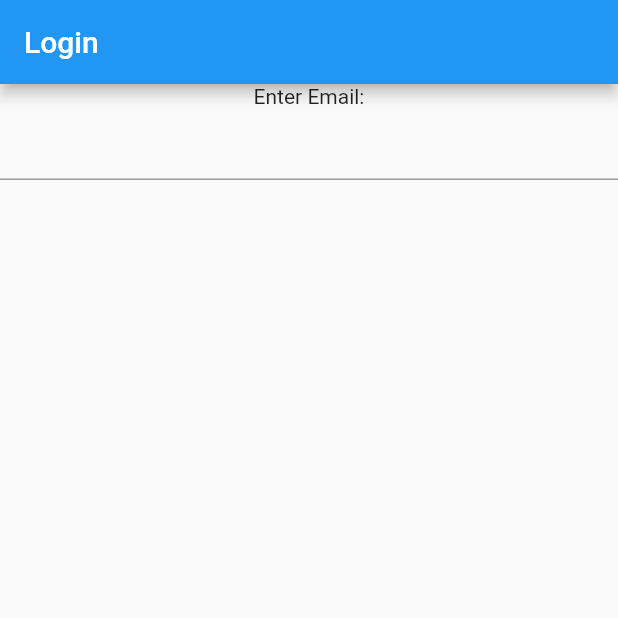
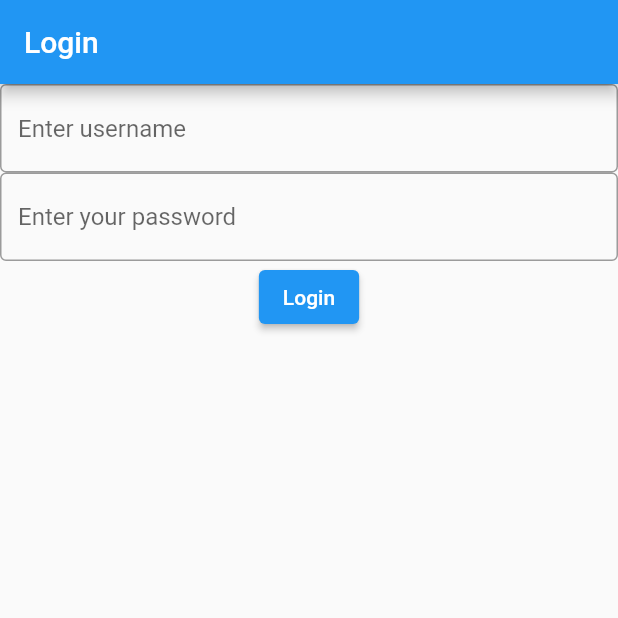
Before and after one commit to rohanmudvari/login-page-in-flutter, a Flutter app: the screen it shows after launch, on a phone screen of 412 x 824 dp, the top half of it. Run offline on Flutter 3.47's test engine with Material 2 defaults, Android fonts, the phone set to English and light mode, and no system bars.

Commit message:
version 1.2

```diff
--- a/lib/main.dart
+++ b/lib/main.dart
@@ -13,9 +13,25 @@ class MyApp extends StatelessWidget {
         ),
         body: Column(
           children: [
-            Text("Enter Email:"),
-            TextField(),
-          ],
+        TextField(
+        decoration: const InputDecoration(
+        hintText: 'Enter username',
+          border: OutlineInputBorder(),
+
+        ),
+        ),
+      TextField(
+        decoration: const InputDecoration(
+          hintText: 'Enter your password',
+          border: OutlineInputBorder(),
+
+        ),
+      ),
+            ElevatedButton(onPressed: (){
+              print("Login detected");
+            }, child: Text("Login")),
+
+        ],
         ),
       ),
     );
```
